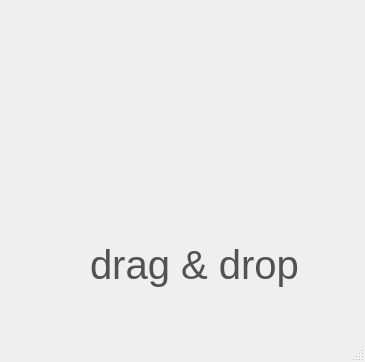
This is gui/davis_gui.ui in DevToolsOrganization/matrix-data-visualization-DAVIS as Qt 5 draws it before an edit. The edited form follows.
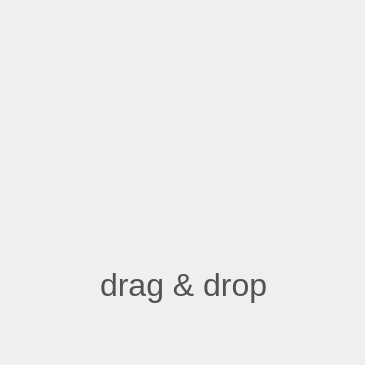
This is the edited form. Icons and pictures are not drawn.

Diff of the .ui file:
```diff
--- a/gui/davis_gui.ui
+++ b/gui/davis_gui.ui
@@ -7,9 +7,15 @@
     <x>0</x>
     <y>0</y>
     <width>365</width>
-    <height>362</height>
+    <height>365</height>
    </rect>
   </property>
+  <property name="sizePolicy">
+   <sizepolicy hsizetype="Fixed" vsizetype="Fixed">
+    <horstretch>0</horstretch>
+    <verstretch>0</verstretch>
+   </sizepolicy>
+  </property>
   <property name="windowTitle">
    <string>davis</string>
   </property>
@@ -17,12 +23,30 @@
    <widget class="QLabel" name="label_2">
     <property name="geometry">
      <rect>
-      <x>30</x>
-      <y>60</y>
+      <x>40</x>
+      <y>100</y>
       <width>271</width>
       <height>123</height>
      </rect>
     </property>
+    <property name="sizePolicy">
+     <sizepolicy hsizetype="Fixed" vsizetype="Fixed">
+      <horstretch>0</horstretch>
+      <verstretch>0</verstretch>
+     </sizepolicy>
+    </property>
+    <property name="minimumSize">
+     <size>
+      <width>271</width>
+      <height>123</height>
+     </size>
+    </property>
+    <property name="maximumSize">
+     <size>
+      <width>271</width>
+      <height>123</height>
+     </size>
+    </property>
     <property name="text">
      <string/>
     </property>
@@ -36,16 +60,34 @@
    <widget class="QLabel" name="label_3">
     <property name="geometry">
      <rect>
-      <x>90</x>
-      <y>240</y>
+      <x>100</x>
+      <y>260</y>
       <width>211</width>
       <height>51</height>
      </rect>
     </property>
+    <property name="sizePolicy">
+     <sizepolicy hsizetype="Fixed" vsizetype="Fixed">
+      <horstretch>0</horstretch>
+      <verstretch>0</verstretch>
+     </sizepolicy>
+    </property>
+    <property name="minimumSize">
+     <size>
+      <width>211</width>
+      <height>51</height>
+     </size>
+    </property>
+    <property name="maximumSize">
+     <size>
+      <width>211</width>
+      <height>51</height>
+     </size>
+    </property>
     <property name="font">
      <font>
       <family>Arial</family>
-      <pointsize>30</pointsize>
+      <pointsize>24</pointsize>
      </font>
     </property>
     <property name="text">
@@ -53,17 +95,6 @@
     </property>
    </widget>
   </widget>
-  <widget class="QMenuBar" name="menubar">
-   <property name="geometry">
-    <rect>
-     <x>0</x>
-     <y>0</y>
-     <width>365</width>
-     <height>21</height>
-    </rect>
-   </property>
-  </widget>
-  <widget class="QStatusBar" name="statusbar"/>
  </widget>
  <resources>
   <include location="res.qrc"/>
```
Left out of the diff: 11 changed lines with no effect on the pictures.
